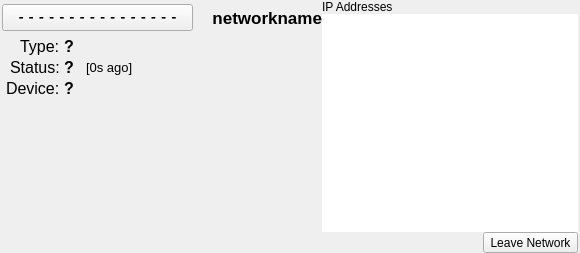
The window that ZeroTierUI/networkwidget.ui (zerotier/ZeroTierOne) describes before a commit, drawn with Qt 5.
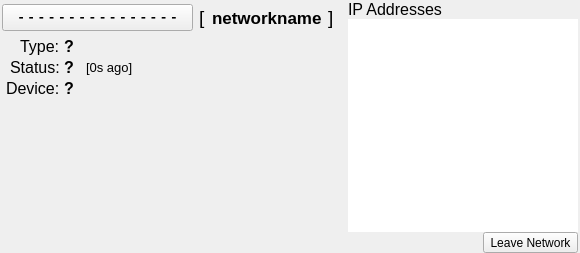
The same window after the commit.

Patch:
```diff
--- a/ZeroTierUI/networkwidget.ui
+++ b/ZeroTierUI/networkwidget.ui
@@ -95,6 +95,24 @@
            </property>
           </widget>
          </item>
+         <item>
+          <widget class="QLabel" name="label_2">
+           <property name="font">
+            <font>
+             <pointsize>14</pointsize>
+            </font>
+           </property>
+           <property name="text">
+            <string>[</string>
+           </property>
+           <property name="textFormat">
+            <enum>Qt::PlainText</enum>
+           </property>
+           <property name="textInteractionFlags">
+            <set>Qt::NoTextInteraction</set>
+           </property>
+          </widget>
+         </item>
          <item>
           <widget class="QLabel" name="nameLabel">
            <property name="font">
@@ -114,7 +132,7 @@
             <enum>Qt::PlainText</enum>
            </property>
            <property name="alignment">
-            <set>Qt::AlignRight|Qt::AlignTrailing|Qt::AlignVCenter</set>
+            <set>Qt::AlignLeading|Qt::AlignLeft|Qt::AlignVCenter</set>
            </property>
            <property name="textInteractionFlags">
             <set>Qt::NoTextInteraction</set>
@@ -124,6 +142,37 @@
            </property>
           </widget>
          </item>
+         <item>
+          <widget class="QLabel" name="label_3">
+           <property name="font">
+            <font>
+             <pointsize>14</pointsize>
+            </font>
+           </property>
+           <property name="text">
+            <string>]</string>
+           </property>
+           <property name="textFormat">
+            <enum>Qt::PlainText</enum>
+           </property>
+           <property name="textInteractionFlags">
+            <set>Qt::NoTextInteraction</set>
+           </property>
+          </widget>
+         </item>
+         <item>
+          <spacer name="horizontalSpacer_3">
+           <property name="orientation">
+            <enum>Qt::Horizontal</enum>
+           </property>
+           <property name="sizeHint" stdset="0">
+            <size>
+             <width>40</width>
+             <height>20</height>
+            </size>
+           </property>
+          </spacer>
+         </item>
         </layout>
        </widget>
       </item>
@@ -384,6 +433,7 @@
         </property>
         <property name="font">
          <font>
+          <pointsize>12</pointsize>
           <underline>false</underline>
          </font>
         </property>
```
Left out of the diff: 2 changed lines with no effect on the pictures.
